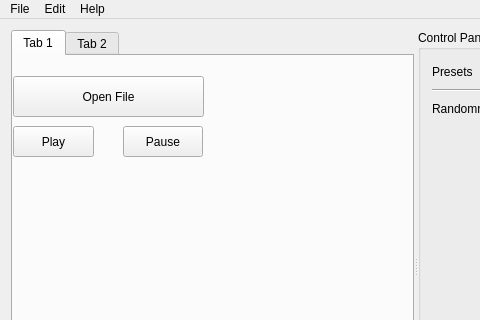
Before: the Qt Designer form mainwindow.ui in casey-c/shock, drawn with Qt 5; both pictures show x 0 to 480 and y 0 to 320 of the 750 by 620 pixel window.
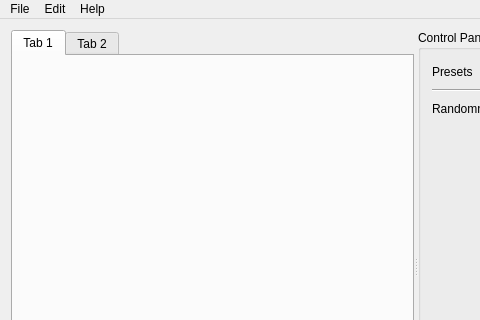
After: the same form once the commit is applied.

Commit message:
basic SoundContainer
it exists

Diff of the .ui file:
```diff
--- a/mainwindow.ui
+++ b/mainwindow.ui
@@ -74,50 +74,25 @@
         </sizepolicy>
        </property>
        <widget class="QWidget" name="tab">
+        <property name="sizePolicy">
+         <sizepolicy hsizetype="MinimumExpanding" vsizetype="MinimumExpanding">
+          <horstretch>0</horstretch>
+          <verstretch>0</verstretch>
+         </sizepolicy>
+        </property>
         <attribute name="title">
          <string>Tab 1</string>
         </attribute>
-        <widget class="QPushButton" name="play_sound_button">
+        <widget class="QWidget" name="gridLayoutWidget">
          <property name="geometry">
           <rect>
            <x>0</x>
-           <y>70</y>
-           <width>81</width>
-           <height>31</height>
+           <y>0</y>
+           <width>371</width>
+           <height>431</height>
           </rect>
          </property>
-         <property name="text">
-          <string>Play</string>
-         </property>
-        </widget>
-        <widget class="QPushButton" name="open_file_button">
-         <property name="geometry">
-          <rect>
-           <x>0</x>
-           <y>20</y>
-           <width>191</width>
-           <height>41</height>
-          </rect>
-         </property>
-         <property name="cursor">
-          <cursorShape>ArrowCursor</cursorShape>
-         </property>
-         <property name="text">
-          <string>Open File</string>
-         </property>
-        </widget>
-        <widget class="QPushButton" name="pause_sound_button">
-         <property name="geometry">
-          <rect>
-           <x>110</x>
-           <y>70</y>
-           <width>80</width>
-           <height>31</height>
-          </rect>
-         </property>
-         <property name="text">
-          <string>Pause</string>
-         </property>
+         <layout class="QGridLayout" name="grLayout"/>
         </widget>
        </widget>
        <widget class="QWidget" name="tab_2">
```
Left out of the diff: 2 changed lines with no effect on the pictures. The commit also changes 6 other files.
